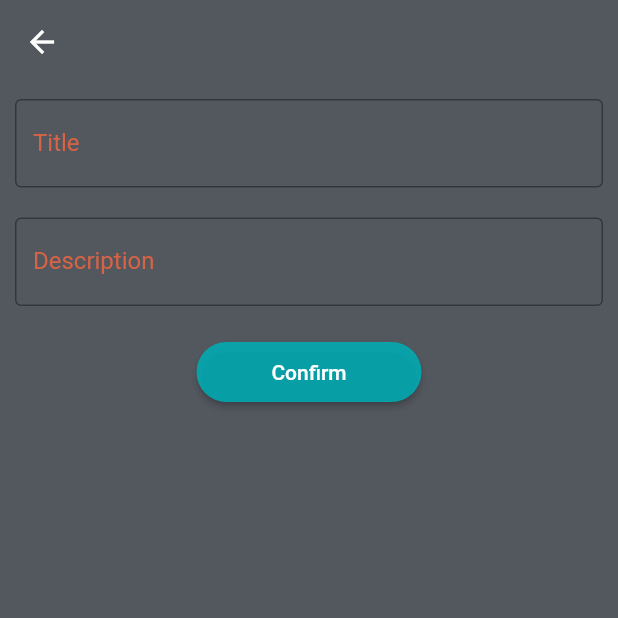
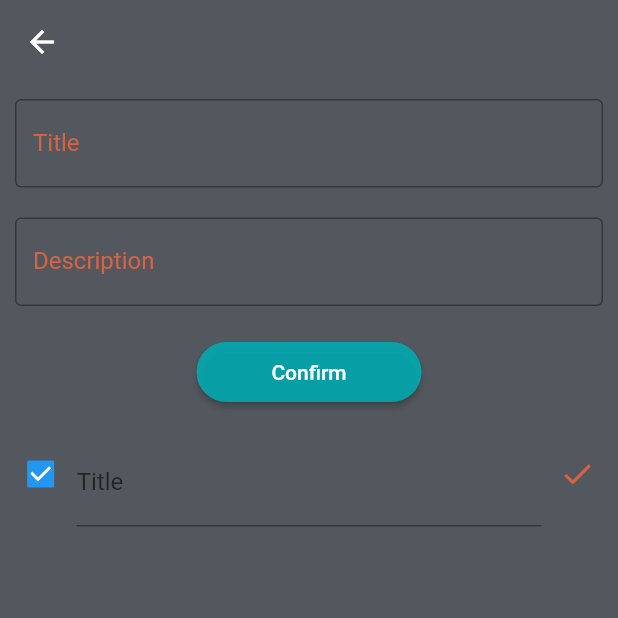
Before and after one commit to finosemajeed/Todo, a Flutter app: the screen it shows after launch, after a tap on the "add" icon, on a phone screen of 412 x 824 dp, the top half of it. Run offline on Flutter 3.47's test engine with Material 2 defaults, Android fonts, the phone set to English and light mode, and no system bars; our stand-ins replace dotted_border, hive_flutter; accounts and stored records are empty.

```diff
--- a/lib/database/db_function.dart
+++ b/lib/database/db_function.dart
@@ -1,19 +1,10 @@
 import 'dart:developer';
 
-import 'package:flutter/cupertino.dart';
 import 'package:flutter/material.dart';
 import 'package:hive_flutter/hive_flutter.dart';
 import 'package:todo_hive/database/model/todo_data_model.dart';
 
-ValueNotifier<dynamic> todoNotifier = ValueNotifier([]);
-
-// class Boxes {
-//   static Box<TodoDataModel> getTodo() => Hive.box('Todo');
-// }
-
-// class HiveService {
-//   static Box todoBox = Boxes.getTodo();
-// }
+ValueNotifier<List<TodoDataModel>> todoNotifier = ValueNotifier([]);
 
 class DbFunctions {
   DbFunctions._internal();
@@ -23,43 +14,40 @@ class DbFunctions {
     return instance;
   }
 
-  final _todoBox = Hive.box('Todo');
+  // final _todoBox = Hive.box('todo');
 
-  void refreshItems() {
-    final data = _todoBox.keys.map((key) {
-      final value = _todoBox.get(key);
-      return {
-        'id': key,
-        'title': value['title'],
-        'description': value['description']
-      };
-    }).toList();
+  void refreshItems() async {
+    final _todoBox = await Hive.openBox<TodoDataModel>('todo');
     todoNotifier.value.clear();
-    todoNotifier.value.addAll(data.reversed.toList());
+    todoNotifier.value.addAll(_todoBox.values.toList());
     todoNotifier.notifyListeners();
   }
 
   Future<void> createTodo(TodoDataModel todo) async {
+    final _todoBox = await Hive.openBox<TodoDataModel>('todo');
     final key = await _todoBox.add(todo);
-
-    log(key.toString());
+    todo.id = key;
+    todo.save();
     refreshItems();
   }
 
-  TodoDataModel readTodo(int key) {
+  Future<TodoDataModel?> readTodo(int key) async {
+    final _todoBox = await Hive.openBox<TodoDataModel>('todo');
     final items = _todoBox.get(key);
     return items;
   }
 
   Future<void> updateTodo(int itemkey, TodoDataModel newTodo) async {
+    final _todoBox = await Hive.openBox<TodoDataModel>('todo');
     await _todoBox.put(itemkey, newTodo);
     refreshItems();
   }
 
   Future<void> deleteTodo(int itemKey, BuildContext ctx) async {
+    final _todoBox = await Hive.openBox<TodoDataModel>('todo');
     await _todoBox.delete(itemKey);
     refreshItems();
     ScaffoldMessenger.of(ctx)
-        .showSnackBar(SnackBar(content: Text('Succesfully removed')));
+        .showSnackBar(const SnackBar(content: Text('Succesfully removed')));
   }
 }
--- a/lib/database/model/todo_data_model.dart
+++ b/lib/database/model/todo_data_model.dart
@@ -10,9 +10,9 @@ class TodoDataModel extends HiveObject {
   @HiveField(2)
   String description;
   @HiveField(3)
-  String? date;
+  var date;
 
   TodoDataModel({required this.title, required this.description}) {
-    date = DateTime.now() as String;
+    date = DateTime.now();
   }
 }
--- a/lib/main.dart
+++ b/lib/main.dart
@@ -8,8 +8,7 @@ void main() async {
   WidgetsFlutterBinding.ensureInitialized();
   await Hive.initFlutter();
   Hive.registerAdapter(TodoDataModelAdapter());
-  await Hive.openBox<TodoDataModel>('Todo');
-  runApp(MyApp());
+  runApp(const MyApp());
 }
 
 class MyApp extends StatelessWidget {
--- a/lib/presentation/home_screen/add_task_screen.dart
+++ b/lib/presentation/home_screen/add_task_screen.dart
@@ -1,10 +1,7 @@
 import 'package:flutter/material.dart';
-import 'package:flutter/src/widgets/container.dart';
-import 'package:flutter/src/widgets/framework.dart';
 import 'package:todo_hive/core/color_config.dart';
 import 'package:todo_hive/database/db_function.dart';
 import 'package:todo_hive/database/model/todo_data_model.dart';
-import 'package:todo_hive/database/no.dart';
 
 class AddTaskScreen extends StatelessWidget {
   AddTaskScreen({super.key});
@@ -14,23 +11,23 @@ class AddTaskScreen extends StatelessWidget {
 
   @override
   Widget build(BuildContext context) {
-    DbFunctions().refreshItems();
+    // DbFunctions().refreshItems();
     return Scaffold(
       backgroundColor: backGroundColor,
       appBar: AppBar(
         backgroundColor: Colors.transparent,
         elevation: 0,
-        iconTheme: IconThemeData(color: kWhite),
+        iconTheme: const IconThemeData(color: kWhite),
       ),
-      body: Container(
+      body: SizedBox(
         width: MediaQuery.of(context).size.width,
         height: MediaQuery.of(context).size.height,
         child: Column(
           children: [
             Padding(
-              padding: EdgeInsets.symmetric(horizontal: 10, vertical: 10),
+              padding: const EdgeInsets.symmetric(horizontal: 10, vertical: 10),
               child: TextFormField(
-                style: TextStyle(color: kWhite),
+                style: const TextStyle(color: kWhite),
                 controller: titleController,
                 decoration: const InputDecoration(
                   border: OutlineInputBorder(),
@@ -48,9 +45,9 @@ class AddTaskScreen extends StatelessWidget {
               ),
             ),
             Padding(
-              padding: EdgeInsets.symmetric(horizontal: 10, vertical: 10),
+              padding: const EdgeInsets.symmetric(horizontal: 10, vertical: 10),
               child: TextFormField(
-                style: TextStyle(color: kWhite),
+                style: const TextStyle(color: kWhite),
                 controller: descriptionController,
                 decoration: const InputDecoration(
                   border: OutlineInputBorder(),
@@ -67,47 +64,75 @@ class AddTaskScreen extends StatelessWidget {
                 },
               ),
             ),
-            SizedBox(height: 10),
+            const SizedBox(height: 10),
             ElevatedButton(
               style: ElevatedButton.styleFrom(
                 backgroundColor: kBlueButton,
                 shape: RoundedRectangleBorder(
                   borderRadius: BorderRadius.circular(20),
                 ),
-                minimumSize: Size(150, 40),
+                minimumSize: const Size(150, 40),
               ),
               onPressed: () {
-                createTodo();
+                createTodo(context);
                 titleController.text = "";
                 descriptionController.text = "";
               },
-              child: Text("Confirm"),
+              child: const Text("Confirm"),
             ),
+            SizedBox(height: 20),
+            Wrap(
+              children: [
+                Checkbox(value: true, onChanged: ((value) => {})),
+                SizedBox(
+                  width: MediaQuery.of(context).size.width / 1.33,
+                  child: TextFormField(
+                    style: TextStyle(color: Colors.grey),
+                    decoration: const InputDecoration(
+                      labelText: "Title",
+                    ),
+                    validator: (value) {
+                      if (value == null || value.trim().isEmpty) {
+                        return "Please enter your task title";
+                      }
+                      return null;
+                    },
+                  ),
+                ),
+                IconButton(
+                    onPressed: (() => {}),
+                    icon: Icon(
+                      Icons.check,
+                      color: kOrange,
+                    ))
+              ],
+            )
           ],
         ),
       ),
     );
   }
 
-  void updateTodo(int itemKey) {
+  void updateTodo(int? itemKey) {
+    final title = titleController.text.trim();
+    final description = descriptionController.text.trim();
     if (itemKey != null) {
       final existingItem =
-          todoNotifier.value.firstWher((element) => element['id'] == itemKey);
-      titleController.text = existingItem['title'];
-      descriptionController.text = existingItem['description'];
+          todoNotifier.value.firstWhere((element) => element.id == itemKey);
+      titleController.text = existingItem.title;
+      descriptionController.text = existingItem.description;
+      final TodoDataModel newTodo =
+          TodoDataModel(title: title, description: description);
+      DbFunctions().updateTodo(itemKey, newTodo);
     }
-    final title = titleController.text.trim();
-    final description = descriptionController.text.trim();
-    final TodoDataModel newTodo =
-        TodoDataModel(title: title, description: description);
-    DbFunctions().updateTodo(itemKey, newTodo);
   }
 
-  void createTodo() {
+  void createTodo(BuildContext ctx) {
     final title = titleController.text.trim();
     final description = descriptionController.text.trim();
     final TodoDataModel todo =
         TodoDataModel(title: title, description: description);
     DbFunctions().createTodo(todo);
+    Navigator.pop(ctx);
   }
 }
--- a/lib/presentation/home_screen/home_screen.dart
+++ b/lib/presentation/home_screen/home_screen.dart
@@ -1,11 +1,6 @@
-import 'package:dotted_border/dotted_border.dart';
-import 'package:flutter/cupertino.dart';
 import 'package:flutter/material.dart';
-import 'package:flutter/src/widgets/container.dart';
-import 'package:flutter/src/widgets/framework.dart';
 import 'package:todo_hive/core/color_config.dart';
 import 'package:todo_hive/database/db_function.dart';
-import 'package:todo_hive/database/no.dart';
 import 'package:todo_hive/presentation/home_screen/add_task_screen.dart';
 import 'package:todo_hive/presentation/home_screen/widgets/add_todo_card.dart';
 import 'package:todo_hive/presentation/home_screen/widgets/custom_todo_card.dart';
@@ -16,8 +11,12 @@ class HomeScreen extends StatelessWidget {
   @override
   Widget build(BuildContext context) {
     DbFunctions().refreshItems();
+
     return SafeArea(
-      child: ListView(
+      child: ValueListenableBuilder(
+          valueListenable: todoNotifier,
+          builder: (context, value, _) {
+            return ListView(
               children: [
                 const Padding(
                   padding: EdgeInsets.all(10.0),
@@ -40,25 +39,27 @@ class HomeScreen extends StatelessWidget {
                   //     SliverGridDelegateWithFixedCrossAxisCount(crossAxisCount: 2),
                   // itemBuilder: ((context, index) => CustomTodoCard()),
                   children: [
-              const CustomTodoCard(
-                title: 'Groceries',
-                todos: '3',
-              ),
-              const CustomTodoCard(
-                title: 'Workout',
-                todos: '2',
-              ),
+                    ...value
+                        .map((data) => GestureDetector(
+                              onLongPress: () {
+                                DbFunctions().deleteTodo(data.id!, context);
+                              },
+                              child: CustomTodoCard(
+                                  title: data.title, todos: data.description),
+                            ))
+                        .toList(),
                     GestureDetector(
                       onTap: () {
                         Navigator.of(context).push(MaterialPageRoute(
                             builder: ((context) => AddTaskScreen())));
                       },
-                child: AddTodoCard(),
+                      child: const AddTodoCard(),
                     ),
                   ],
                 ),
               ],
-      ),
+            );
+          }),
     );
   }
 }
--- a/lib/presentation/main_screen/main_screen.dart
+++ b/lib/presentation/main_screen/main_screen.dart
@@ -1,8 +1,6 @@
 import 'package:flutter/cupertino.dart';
 import 'package:flutter/material.dart';
 import 'package:todo_hive/core/color_config.dart';
-import 'package:todo_hive/database/db_function.dart';
-import 'package:todo_hive/database/no.dart';
 import 'package:todo_hive/presentation/home_screen/add_task_screen.dart';
 import 'package:todo_hive/presentation/home_screen/home_screen.dart';
 import 'package:todo_hive/presentation/main_screen/widgets/custom_bottomnaviagtion_bar.dart';
@@ -11,15 +9,14 @@ import 'package:todo_hive/presentation/status_screen/status_screen.dart';
 class MainScreen extends StatelessWidget {
   MainScreen({super.key});
   final _pages = [
-    HomeScreen(),
-    StatusScreen(),
+    const HomeScreen(),
+    const StatusScreen(),
   ];
 
   @override
   Widget build(BuildContext context) {
-    DbFunctions().refreshItems();
     return Scaffold(
-      drawer: Drawer(),
+      drawer: const Drawer(),
       backgroundColor: backGroundColor,
       appBar: AppBar(
         actions: [
@@ -32,9 +29,9 @@ class MainScreen extends StatelessWidget {
             ),
           )
         ],
-        iconTheme: IconThemeData(color: kOrange),
+        iconTheme: const IconThemeData(color: kOrange),
         backgroundColor: kAppbarColor,
-        shape: RoundedRectangleBorder(
+        shape: const RoundedRectangleBorder(
             borderRadius: BorderRadius.only(
                 bottomLeft: Radius.circular(30),
                 bottomRight: Radius.circular(30))),
@@ -50,13 +47,13 @@ class MainScreen extends StatelessWidget {
               .push(MaterialPageRoute(builder: ((context) => AddTaskScreen())))
         },
         backgroundColor: kBlueButton,
-        child: Icon(
+        child: const Icon(
           Icons.add,
           color: kBlack,
         ),
       ),
       floatingActionButtonLocation: FloatingActionButtonLocation.centerFloat,
-      bottomNavigationBar: CustomBottomNavigationBar(),
+      bottomNavigationBar: const CustomBottomNavigationBar(),
     );
   }
 }
--- a/lib/presentation/main_screen/widgets/custom_bottomnaviagtion_bar.dart
+++ b/lib/presentation/main_screen/widgets/custom_bottomnaviagtion_bar.dart
@@ -21,7 +21,7 @@ class CustomBottomNavigationBar extends StatelessWidget {
               onTap: ((index) {
                 indexChangeNotifier.value = index;
               }),
-              items: [
+              items: const [
                 BottomNavigationBarItem(
                     icon: Icon(Icons.home_filled), label: ""),
                 BottomNavigationBarItem(icon: Icon(Icons.start), label: "")
--- a/lib/presentation/status_screen/status_screen.dart
+++ b/lib/presentation/status_screen/status_screen.dart
@@ -1,14 +1,10 @@
 import 'package:flutter/cupertino.dart';
-import 'package:flutter/src/widgets/container.dart';
-import 'package:flutter/src/widgets/framework.dart';
 
 class StatusScreen extends StatelessWidget {
   const StatusScreen({super.key});
 
   @override
   Widget build(BuildContext context) {
-    return Container(
-      child: Text('statusScreen'),
-    );
+    return const Text('statusScreen');
   }
 }
```
Also changed, not shown: lib/database/no.dart (+197 -197 lines), lib/database/model/todo_data_model.g.dart. Lines whose indentation alone changed are shown as unchanged.
